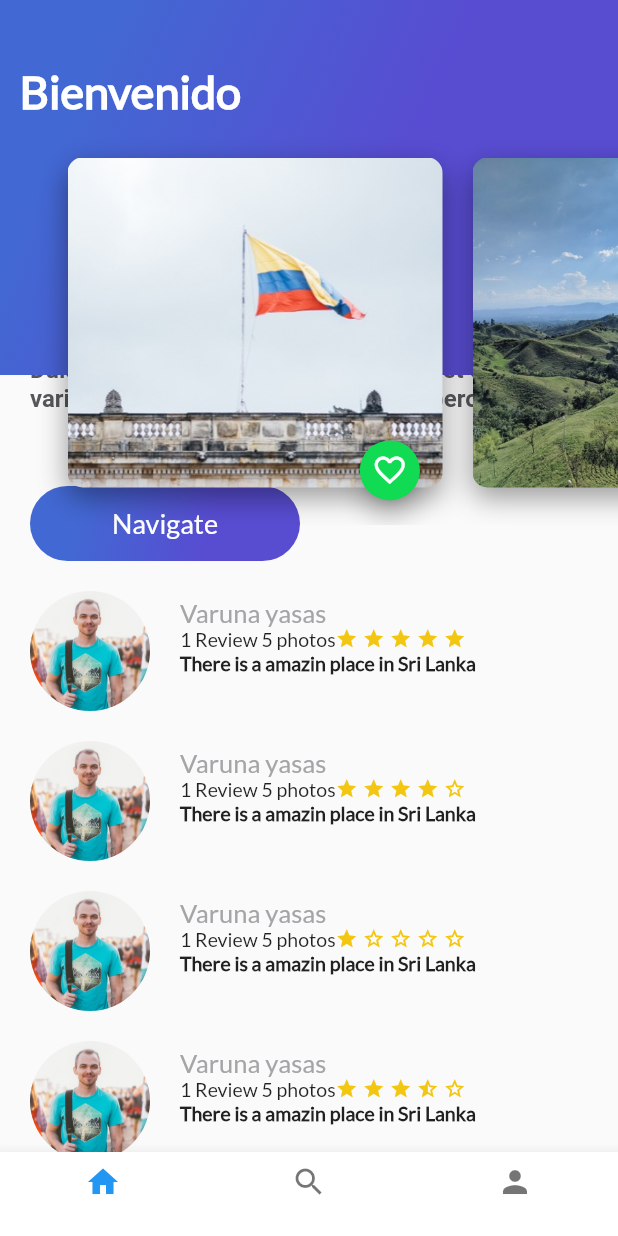
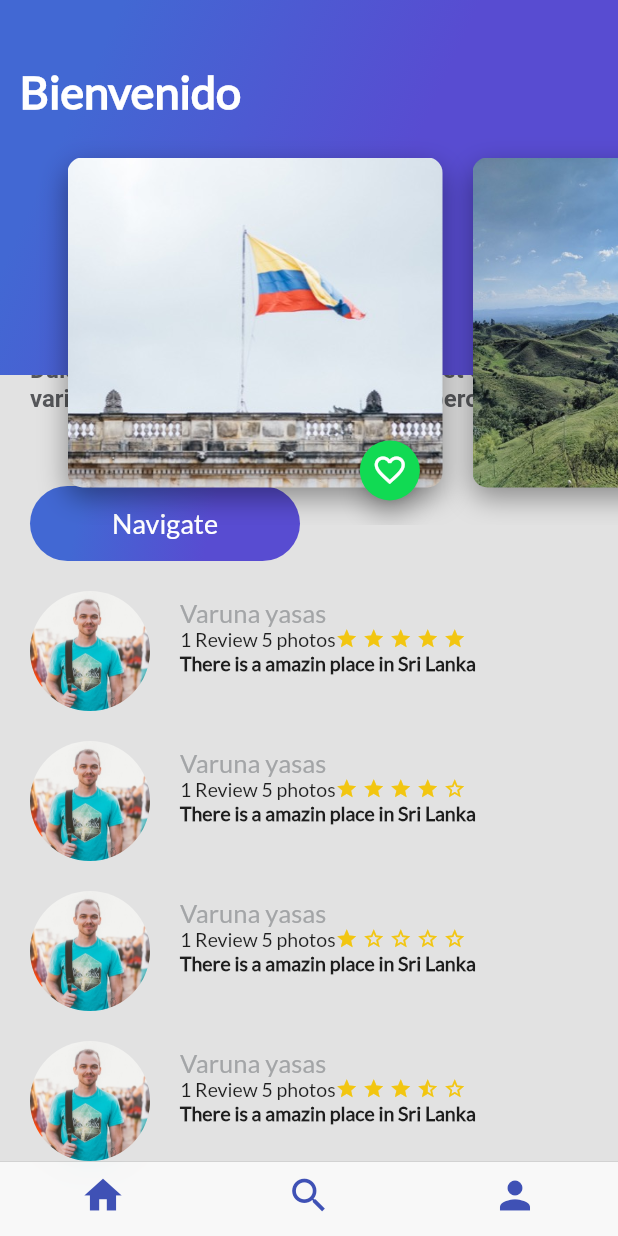
Before and after one commit to mariovzc/Trips-app-flutter, a Flutter app: the screen it shows after launch, scrolled down 272 dp, on a phone screen of 412 x 824 dp. Run offline on Flutter 3.47's test engine with Material 2 defaults, Android fonts, the phone set to English and light mode, and no system bars.

Commit message:
create and display cupertino navbar

```diff
--- /dev/null
+++ b/lib/components/cupertino_navbar.dart
@@ -0,0 +1,49 @@
+import 'package:flutter/cupertino.dart';
+import 'package:flutter/material.dart';
+import 'package:trips_app/components/screens/home_trips.dart';
+import 'package:trips_app/components/screens/profile_trips.dart';
+import 'package:trips_app/components/screens/search_trips.dart';
+
+
+class CupertinoNavBar extends StatelessWidget {
+  const CupertinoNavBar({Key key}) : super(key: key);
+
+  @override
+  Widget build(BuildContext context) {
+    return Scaffold(
+      bottomNavigationBar: CupertinoTabScaffold(
+        tabBar: CupertinoTabBar(
+          items: [
+              BottomNavigationBarItem(
+                  icon: Icon(Icons.home, color: Colors.indigo)
+              ),
+              BottomNavigationBarItem(
+                  icon: Icon(Icons.search, color: Colors.indigo)
+              ),
+              BottomNavigationBarItem(
+                  icon: Icon(Icons.person, color: Colors.indigo)
+              ),
+          ]
+        ), tabBuilder: (BuildContext context, int index) {
+          switch (index) {
+            case 0:
+              return CupertinoTabView(
+                builder: (BuildContext context) => HomeTrips(),
+              );
+              break;
+            case 1:
+              return CupertinoTabView(
+                builder: (BuildContext context) => SearchTrips(),
+              );
+              break;
+            case 2:
+              return CupertinoTabView(
+                builder: (BuildContext context) => ProfileTrips(),
+              );
+              break;
+          }
+        },
+      ),
+    );
+  }
+}
--- a/lib/components/trips.dart
+++ b/lib/components/trips.dart
@@ -1,7 +1,5 @@
 import 'package:flutter/material.dart';
-import 'package:trips_app/components/screens/home_trips.dart';
-import 'package:trips_app/components/screens/profile_trips.dart';
-import 'package:trips_app/components/screens/search_trips.dart';
+import 'package:trips_app/components/cupertino_navbar.dart';
 
 class Trips extends StatefulWidget {
   Trips({Key key}) : super(key: key);
@@ -10,7 +8,12 @@ class Trips extends StatefulWidget {
 }
 
 class _TripsState extends State<Trips> {
-
+  @override
+  Widget build(BuildContext context) {
+    // TODO: implement build
+    return CupertinoNavBar();
+  }
+  /*
   int indexTap = 0;
 
   final List<Widget> widgetList = [
@@ -53,4 +56,5 @@ class _TripsState extends State<Trips> {
   void _onTabTapped(int index) {
     setState(() => indexTap = index);
   }
+  */
 }
```
